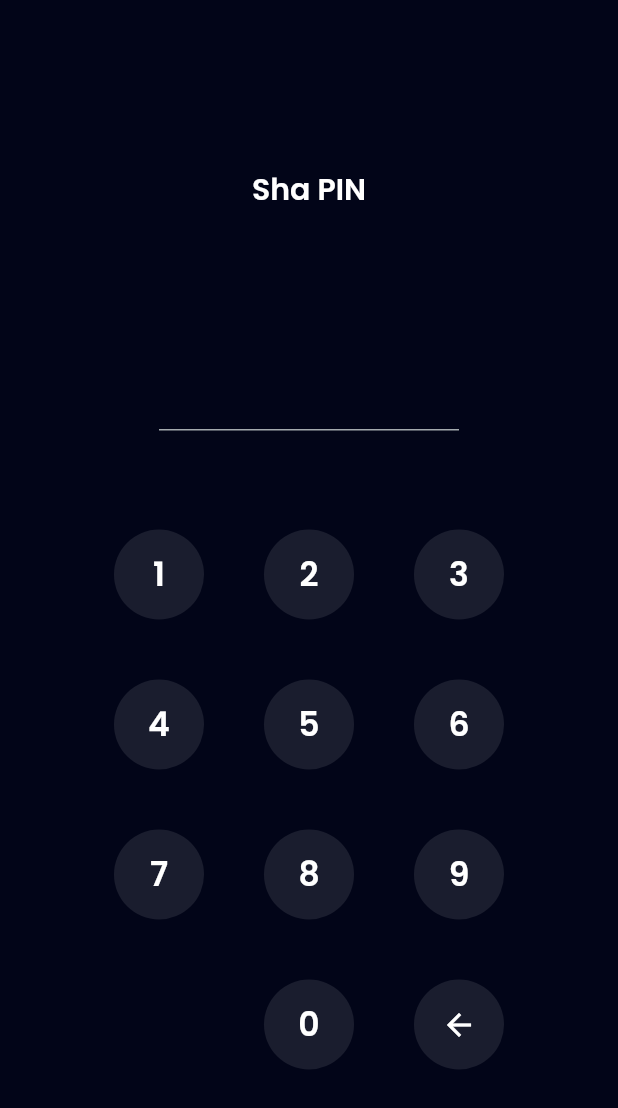
After one commit to suryaandh/flutter-e-wallet, a Flutter app: the PinPage screen opened directly, on a phone screen of 412 x 824 dp. The commit adds this screen. Shown: the top 1108 px of the screen. Run offline on Flutter 3.47's test engine with Material 2 defaults, Android fonts, the phone set to English and light mode, and no system bars; our stand-ins replace carousel_slider, google_fonts; statements that could not run were skipped.

Commit message:
profile edit and pin edit update

```diff
--- /dev/null
+++ b/lib/ui/pages/profile/pin_page.dart
@@ -0,0 +1,177 @@
+import 'package:flutter/material.dart';
+import 'package:flutter_ewallet/ui/widgets/custom_input_pin_button.dart';
+import 'package:flutter_ewallet/utils/theme.dart';
+
+class PinPage extends StatefulWidget {
+  const PinPage({super.key});
+
+  @override
+  State<PinPage> createState() => _PinPageState();
+}
+
+class _PinPageState extends State<PinPage> {
+  final TextEditingController pinController = TextEditingController(text: '');
+
+  addPin(String number) {
+    if (pinController.text.length < 6) {
+      setState(() {
+        pinController.text = pinController.text + number;
+      });
+    }
+    if (pinController.text.length == 6 && pinController.text == '123123') {
+      Navigator.pop(context, true);
+    }
+  }
+
+  deletePin() {
+    if (pinController.text.isNotEmpty) {
+      setState(() {
+        pinController.text =
+            pinController.text.substring(0, pinController.text.length - 1);
+      });
+    }
+  }
+
+  @override
+  Widget build(BuildContext context) {
+    return Scaffold(
+      backgroundColor: darkBackgroundColor,
+      body: SafeArea(
+        child: Center(
+          child: Padding(
+            padding: const EdgeInsets.symmetric(horizontal: 58),
+            child: Column(
+              mainAxisAlignment: MainAxisAlignment.center,
+              children: [
+                Text(
+                  'Sha PIN',
+                  style: whiteTextStyle.copyWith(
+                    fontSize: 20,
+                    fontWeight: semiBold,
+                  ),
+                ),
+                const SizedBox(
+                  height: 72,
+                ),
+                SizedBox(
+                  width: 200,
+                  child: TextFormField(
+                    controller: pinController,
+                    obscureText: true,
+                    obscuringCharacter: '*',
+                    cursorColor: greyColor,
+                    enabled: false,
+                    style: whiteTextStyle.copyWith(
+                      fontSize: 36,
+                      fontWeight: medium,
+                      letterSpacing: 16,
+                    ),
+                    decoration: InputDecoration(
+                      disabledBorder: UnderlineInputBorder(
+                        borderSide: BorderSide(
+                          color: greyColor,
+                        ),
+                      ),
+                    ),
+                  ),
+                ),
+                const SizedBox(
+                  height: 66,
+                ),
+                Wrap(
+                  spacing: 40,
+                  runSpacing: 40,
+                  children: [
+                    CustomInputPinButton(
+                      text: '1',
+                      onTap: () {
+                        addPin('1');
+                      },
+                    ),
+                    CustomInputPinButton(
+                      text: '2',
+                      onTap: () {
+                        addPin('2');
+                      },
+                    ),
+                    CustomInputPinButton(
+                      text: '3',
+                      onTap: () {
+                        addPin('3');
+                      },
+                    ),
+                    CustomInputPinButton(
+                      text: '4',
+                      onTap: () {
+                        addPin('4');
+                      },
+                    ),
+                    CustomInputPinButton(
+                      text: '5',
+                      onTap: () {
+                        addPin('5');
+                      },
+                    ),
+                    CustomInputPinButton(
+                      text: '6',
+                      onTap: () {
+                        addPin('6');
+                      },
+                    ),
+                    CustomInputPinButton(
+                      text: '7',
+                      onTap: () {
+                        addPin('7');
+                      },
+                    ),
+                    CustomInputPinButton(
+                      text: '8',
+                      onTap: () {
+                        addPin('8');
+                      },
+                    ),
+                    CustomInputPinButton(
+                      text: '9',
+                      onTap: () {
+                        addPin('');
+                      },
+                    ),
+                    const SizedBox(
+                      height: 60,
+                      width: 60,
+                    ),
+                    CustomInputPinButton(
+                      text: '0',
+                      onTap: () {
+                        addPin('0');
+                      },
+                    ),
+                    GestureDetector(
+                      onTap: () {
+                        deletePin();
+                      },
+                      child: Container(
+                        width: 60,
+                        height: 60,
+                        decoration: BoxDecoration(
+                          shape: BoxShape.circle,
+                          color: numberBackgroundColor,
+                        ),
+                        child: Center(
+                          child: Icon(
+                            Icons.arrow_back,
+                            color: whiteColor,
+                          ),
+                        ),
+                      ),
+                    )
+                  ],
+                )
+              ],
+            ),
+          ),
+        ),
+      ),
+    );
+  }
+}
--- a/lib/ui/pages/sign-up/sign_up_profile.dart
+++ b/lib/ui/pages/sign-up/sign_up_profile.dart
@@ -12,7 +12,6 @@ class SignUpSetProfilePage extends StatelessWidget {
   @override
   Widget build(BuildContext context) {
     return Scaffold(
-      backgroundColor: lightBackgroundColor,
       body: ListView(
         padding: const EdgeInsets.symmetric(
           horizontal: 24,
@@ -63,7 +62,7 @@ class SignUpSetProfilePage extends StatelessWidget {
                     ),
                   ),
                 ),
-                SizedBox(
+                const SizedBox(
                   height: 18,
                 ),
                 Text(
--- /dev/null
+++ b/lib/ui/widgets/custom_input_pin_button.dart
@@ -0,0 +1,33 @@
+import 'package:flutter/material.dart';
+import 'package:flutter/src/widgets/framework.dart';
+import 'package:flutter/src/widgets/placeholder.dart';
+import 'package:flutter_ewallet/utils/theme.dart';
+
+class CustomInputPinButton extends StatelessWidget {
+  final String text;
+  final VoidCallback onTap;
+  const CustomInputPinButton(
+      {super.key, required this.text, required this.onTap});
+
+  @override
+  Widget build(BuildContext context) {
+    return GestureDetector(
+      onTap: onTap,
+      child: Container(
+        width: 60,
+        height: 60,
+        decoration:
+            BoxDecoration(shape: BoxShape.circle, color: numberBackgroundColor),
+        child: Center(
+          child: Text(
+            text,
+            style: whiteTextStyle.copyWith(
+              fontSize: 22,
+              fontWeight: semiBold,
+            ),
+          ),
+        ),
+      ),
+    );
+  }
+}
```
Also changed, not shown: lib/ui/pages/profile/edit_profile_page.dart (added, +73 -0 lines), lib/ui/pages/profile/edit_profile_pin_page.dart (added, +63 -0 lines), lib/ui/pages/profile/profile_page.dart (renamed from lib/ui/pages/profile_page.dart, +18 -6 lines), lib/ui/pages/profile/success_edit_profile.dart (added, +49 -0 lines).
